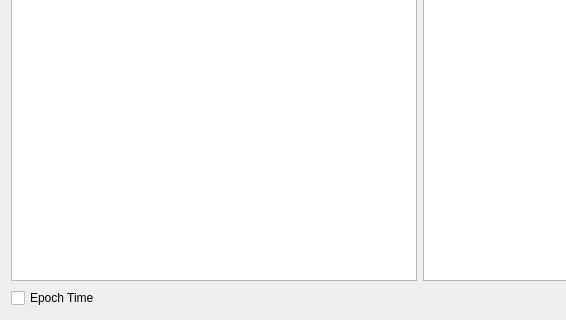
First picture: the form in pyvdrive/interface/gui/ui_LiveDataGPPlotSetup.ui, repository neutrons/PyVDrive, before the edit; both pictures show x 0 to 566 and y 390 to 710 of the 839 by 710 pixel window.
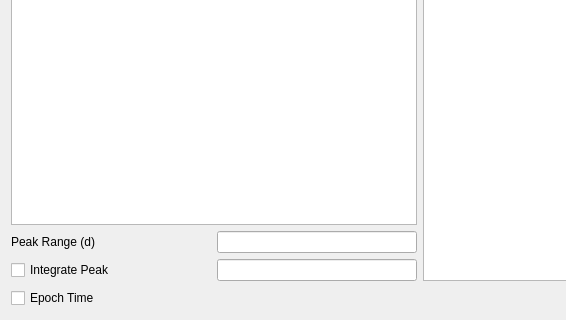
Second picture: the form after the edit. Custom widgets are drawn as their Qt base class.

What changed in the file:
```diff
--- a/pyvdrive/interface/gui/ui_LiveDataGPPlotSetup.ui
+++ b/pyvdrive/interface/gui/ui_LiveDataGPPlotSetup.ui
@@ -14,6 +14,17 @@
    <string>Dialog</string>
   </property>
   <layout class="QGridLayout" name="gridLayout">
+   <item row="2" column="0">
+    <layout class="QHBoxLayout" name="horizontalLayout_4">
+     <item>
+      <widget class="QCheckBox" name="checkBox">
+       <property name="text">
+        <string>Epoch Time</string>
+       </property>
+      </widget>
+     </item>
+    </layout>
+   </item>
    <item row="2" column="1">
     <layout class="QHBoxLayout" name="horizontalLayout">
      <item>
@@ -61,26 +72,6 @@
      </item>
     </layout>
    </item>
-   <item row="1" column="1">
-    <widget class="LogSelectorTable" name="tableWidget_AxisY"/>
-   </item>
-   <item row="1" column="0">
-    <widget class="LogSelectorTable" name="tableWidget_AxisX"/>
-   </item>
-   <item row="0" column="0">
-    <layout class="QHBoxLayout" name="horizontalLayout_2">
-     <item>
-      <widget class="QLabel" name="label">
-       <property name="text">
-        <string>X-Axis</string>
-       </property>
-      </widget>
-     </item>
-     <item>
-      <widget class="QLineEdit" name="lineEdit_itemX"/>
-     </item>
-    </layout>
-   </item>
    <item row="0" column="1">
     <layout class="QHBoxLayout" name="horizontalLayout_3">
      <item>
@@ -95,17 +86,68 @@
      </item>
     </layout>
    </item>
-   <item row="2" column="0">
-    <layout class="QHBoxLayout" name="horizontalLayout_4">
+   <item row="0" column="0">
+    <layout class="QHBoxLayout" name="horizontalLayout_2">
      <item>
-      <widget class="QCheckBox" name="checkBox">
+      <widget class="QLabel" name="label">
        <property name="text">
-        <string>Epoch Time</string>
+        <string>X-Axis</string>
        </property>
       </widget>
      </item>
+     <item>
+      <widget class="QLineEdit" name="lineEdit_itemX"/>
+     </item>
     </layout>
    </item>
+   <item row="1" column="0">
+    <layout class="QVBoxLayout" name="verticalLayout">
+     <item>
+      <widget class="LogSelectorTable" name="tableWidget_AxisX"/>
+     </item>
+     <item>
+      <layout class="QGridLayout" name="gridLayout_2">
+       <item row="1" column="1">
+        <widget class="QLineEdit" name="lineEdit_dMaxPeakIntegrate">
+         <property name="sizePolicy">
+          <sizepolicy hsizetype="Preferred" vsizetype="Fixed">
+           <horstretch>0</horstretch>
+           <verstretch>0</verstretch>
+          </sizepolicy>
+         </property>
+        </widget>
+       </item>
+       <item row="0" column="1">
+        <widget class="QLineEdit" name="lineEdit_minDPeakIntegrate">
+         <property name="sizePolicy">
+          <sizepolicy hsizetype="Preferred" vsizetype="Fixed">
+           <horstretch>0</horstretch>
+           <verstretch>0</verstretch>
+          </sizepolicy>
+         </property>
+        </widget>
+       </item>
+       <item row="1" column="0">
+        <widget class="QCheckBox" name="checkBox_integratePeak">
+         <property name="text">
+          <string>Integrate Peak</string>
+         </property>
+        </widget>
+       </item>
+       <item row="0" column="0">
+        <widget class="QLabel" name="label_3">
+         <property name="text">
+          <string>Peak Range (d)</string>
+         </property>
+        </widget>
+       </item>
+      </layout>
+     </item>
+    </layout>
+   </item>
+   <item row="1" column="1">
+    <widget class="LogSelectorTable" name="tableWidget_AxisY"/>
+   </item>
   </layout>
  </widget>
  <customwidgets>
```
